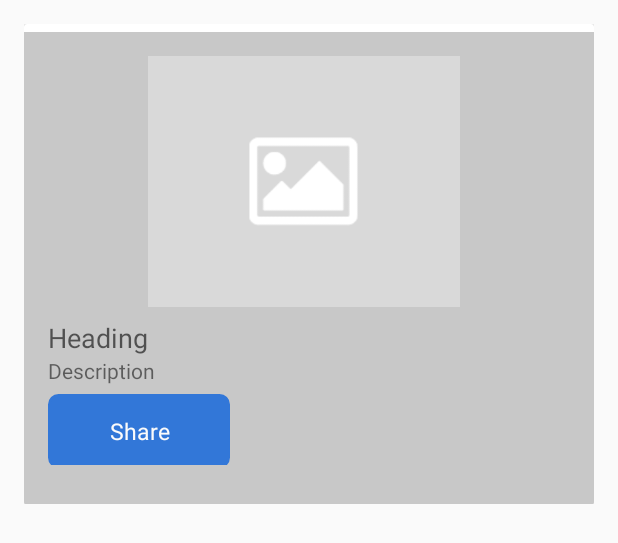
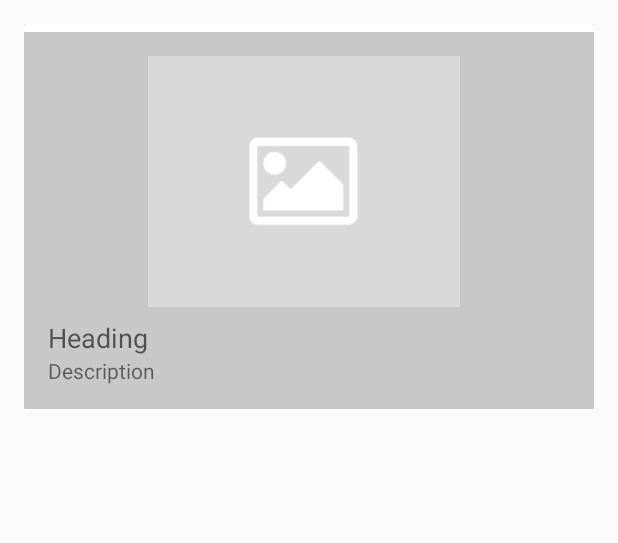
Before and after one commit to RashadTanjim/Travel-Buddy-Finder-App, an Android app: the layout list_item.xml on its own in the app's theme, with its tools: preview values and no code run, on a phone screen of 412 x 824 dp. Shown: the top 543 px of the screen. Run offline under Robolectric (Android 15) with nearby library versions, the phone set to English and light mode, and no system bars; network calls fail; Roboto replaces fonts that are not available here.

Commit message:
some changes

```diff
--- a/app/src/main/java/com/travelbuddy/travelbuddy/NavActivity.java
+++ b/app/src/main/java/com/travelbuddy/travelbuddy/NavActivity.java
@@ -68,8 +68,8 @@ public class NavActivity extends AppCompatActivity
         fab.setOnClickListener(new View.OnClickListener() {
             @Override
             public void onClick(View view) {
-                Snackbar.make(view, "Replace with your own action", Snackbar.LENGTH_LONG)
-                        .setAction("Action", null).show();
+                Snackbar.make(view, "mailto:travelbuddy.info@gmail.com", Snackbar.LENGTH_LONG)
+                        .setAction("Mail", null).show();
             }
         });
 
@@ -194,7 +194,7 @@ public class NavActivity extends AppCompatActivity
     public void loadRecyclerViewData(){
 
         final ProgressDialog progressDialog = new ProgressDialog(this);
-        progressDialog.setMessage("Loading Data...");
+        progressDialog.setMessage("Loading Data From Server...");
         progressDialog.show();
 
         StringRequest stringRequest = new StringRequest(Request.Method.GET,
--- a/app/src/main/res/layout/app_bar_nav.xml
+++ b/app/src/main/res/layout/app_bar_nav.xml
@@ -28,7 +28,7 @@
         android:layout_height="wrap_content"
         android:layout_gravity="bottom|end"
         android:layout_margin="@dimen/fab_margin"
-        android:background="@color/cardview_light_background"
+        android:background="?attr/colorButtonNormal"
         app:srcCompat="@android:drawable/ic_dialog_email" />
 
 </android.support.design.widget.CoordinatorLayout>
--- a/app/src/main/res/layout/content_nav.xml
+++ b/app/src/main/res/layout/content_nav.xml
@@ -6,6 +6,7 @@
     android:layout_height="match_parent"
     app:layout_behavior="@string/appbar_scrolling_view_behavior"
     tools:context=".NavActivity"
+    android:text="Post Feed"
     tools:showIn="@layout/app_bar_nav">
 
 </android.support.constraint.ConstraintLayout>
--- a/app/src/main/res/layout/list_item.xml
+++ b/app/src/main/res/layout/list_item.xml
@@ -43,27 +43,7 @@
                 android:layout_height="wrap_content"
                 android:text="Description" />
 
-            <LinearLayout
-                android:layout_width="match_parent"
-                android:layout_height="match_parent"
-                android:layout_marginBottom="10dp"
-                android:orientation="horizontal">
 
-
-                <customfonts.MyTextView_Roboto_Regular
-                    android:id="@+id/post_share"
-                    android:layout_width="121dp"
-                    android:layout_height="wrap_content"
-                    android:layout_alignParentBottom="true"
-                    android:layout_gravity="center"
-                    android:layout_marginTop="4dp"
-                    android:background="@drawable/rect_blue"
-                    android:gravity="center"
-                    android:text="Share"
-                    android:textAllCaps="false"
-                    android:textColor="#fbfbfb"
-                    android:textSize="15.4sp" />
-            </LinearLayout>
         </LinearLayout>
 
 
```
Also changed, not shown: app/src/main/res/drawable/mail.png (added).
